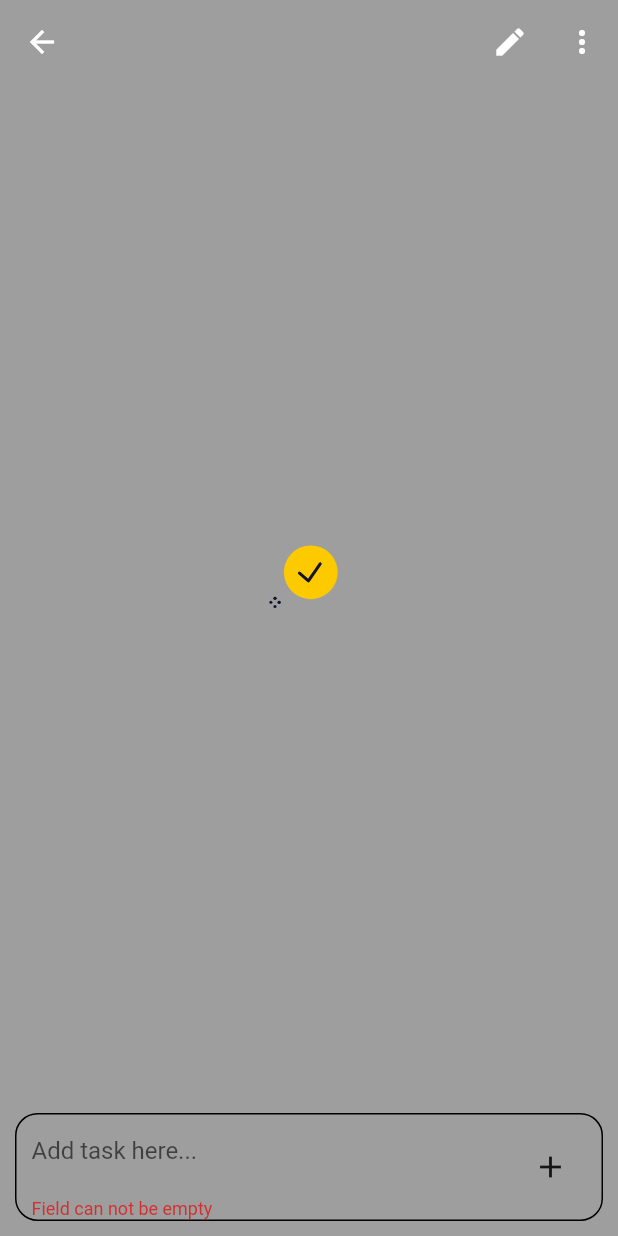
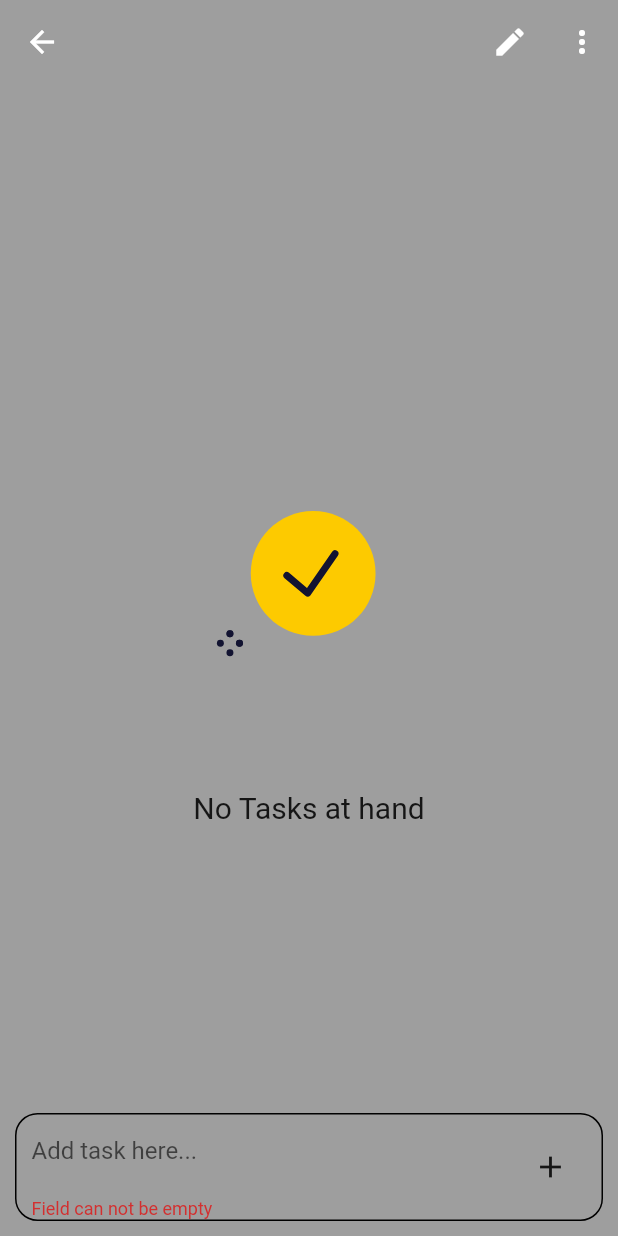
Before and after one commit to KhalidWar/yaanyo, a Flutter app: the ShoppingTaskScreen screen opened directly with empty values, after a tap on the "add" icon, on a phone screen of 412 x 824 dp. Run offline on Flutter 3.47's test engine with Material 2 defaults, Android fonts, the phone set to English and light mode, and no system bars; our stand-ins replace cloud_firestore, firebase_auth, firebase_core, flutter_riverpod, flutter_svg, get_it and 2 more; missing offline and left inert: flutter_material_color_picker; accounts and stored records are empty; network calls fail.

Commit message:
Added more Lottie animations Fixed some bugs
Signed-off-by: Khalid War <git@khalidwar.com>

```diff
--- a/lib/constants.dart
+++ b/lib/constants.dart
@@ -4,9 +4,8 @@ const kDefaultProfilePic =
     'https://images.unsplash.com/photo-1544502062-f82887f03d1c?ixlib=rb-1.2.1&ixid=eyJhcHBfaWQiOjEyMDd9&auto=format&fit=crop&w=1427&q=80';
 
 const kNoInternetConnection = 'No Internet Connection';
-const kChatList = 'No Chat Found';
-const kGridList = 'No Check List Found';
-const kTaskList = 'No Tasks at hand';
+const kSomethingWentWrong = 'Something went wrong';
+const kLottieErrorCone = 'assets/lottie/errorCone.json';
 
 const kTextFormInputDecoration = InputDecoration(
   border: OutlineInputBorder(),
--- a/lib/screens/chat/chat_tab.dart
+++ b/lib/screens/chat/chat_tab.dart
@@ -43,9 +43,7 @@ class _ChatTabState extends State<ChatTab> {
           switch (snapshot.connectionState) {
             case ConnectionState.none:
               return AlertWidget(
-                label: kNoInternetConnection,
-                iconData: Icons.warning_amber_rounded,
-              );
+                  lottie: kLottieErrorCone, label: kSomethingWentWrong);
             case ConnectionState.waiting:
               return Center(child: CircularProgressIndicator());
             default:
--- a/lib/screens/profile/profile_tab.dart
+++ b/lib/screens/profile/profile_tab.dart
@@ -55,9 +55,7 @@ class _ProfileTabState extends State<ProfileTab> {
         switch (snapshot.connectionState) {
           case ConnectionState.none:
             return AlertWidget(
-              label: kNoInternetConnection,
-              iconData: Icons.warning_amber_rounded,
-            );
+                lottie: kLottieErrorCone, label: kSomethingWentWrong);
           case ConnectionState.waiting:
             return Center(child: CircularProgressIndicator());
           default:
--- a/lib/screens/shopping/shopping_task_screen.dart
+++ b/lib/screens/shopping/shopping_task_screen.dart
@@ -74,15 +74,17 @@ class _ShoppingTaskScreenState extends State<ShoppingTaskScreen> {
                   switch (snapshot.connectionState) {
                     case ConnectionState.none:
                       return AlertWidget(
-                        label: kNoInternetConnection,
-                        iconData: Icons.warning_amber_rounded,
-                      );
+                          lottie: kLottieErrorCone, label: kSomethingWentWrong);
                     case ConnectionState.waiting:
                       return Center(child: CircularProgressIndicator());
                     default:
                       if (snapshot.data.docs.isEmpty) {
                         return AlertWidget(
-                            lottie: 'assets/lottie/taskCompleted.json');
+                          lottie: 'assets/lottie/taskCompleted.json',
+                          label: 'No Tasks at hand',
+                          lottieHeight:
+                              MediaQuery.of(context).size.height * 0.35,
+                        );
                       } else if (snapshot.hasError) {
                         return AlertWidget(
                           iconData: Icons.warning_amber_rounded,
--- a/lib/widgets/alert_widget.dart
+++ b/lib/widgets/alert_widget.dart
@@ -11,12 +11,14 @@ class AlertWidget extends StatelessWidget {
     this.iconColor,
     this.scaffoldColor,
     this.lottie,
+    this.lottieHeight,
   }) : super(key: key);
 
   final String label, buttonLabel, lottie;
   final IconData iconData;
   final Function buttonOnPress;
   final Color iconColor, scaffoldColor;
+  final double lottieHeight;
 
   @override
   Widget build(BuildContext context) {
@@ -40,16 +42,20 @@ class AlertWidget extends StatelessWidget {
                         ),
                   lottie == null
                       ? Container()
-                      : Lottie.asset(lottie, fit: BoxFit.fitWidth),
-                  SizedBox(height: size.height * 0.03),
+                      : Lottie.asset(
+                          lottie,
+                          height: lottieHeight,
+                          fit: BoxFit.fitHeight,
+                        ),
                   label == null
                       ? Container()
                       : Text(
                           label,
                           textAlign: TextAlign.center,
-                          style: Theme.of(context).textTheme.headline6.copyWith(
-                                fontWeight: FontWeight.normal,
-                              ),
+                          style: Theme.of(context)
+                              .textTheme
+                              .headline6
+                              .copyWith(fontWeight: FontWeight.normal),
                         ),
                 ],
               ),
```
Also changed, not shown: assets/lottie/errorCone.json (added, +1 -0 lines).
